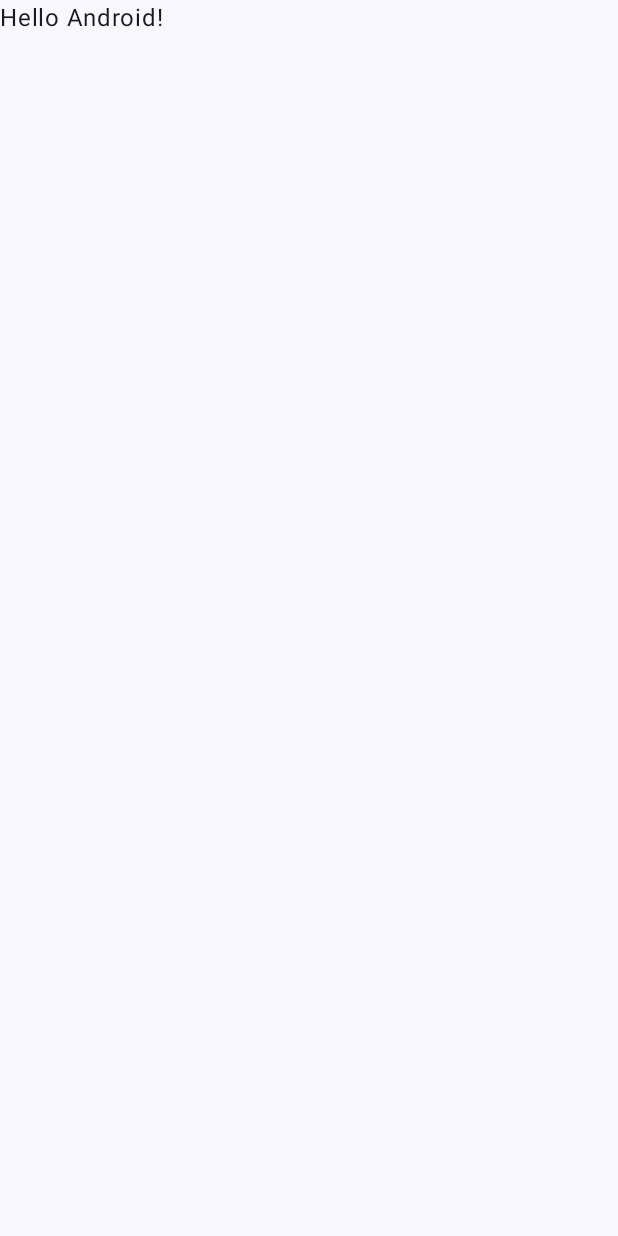
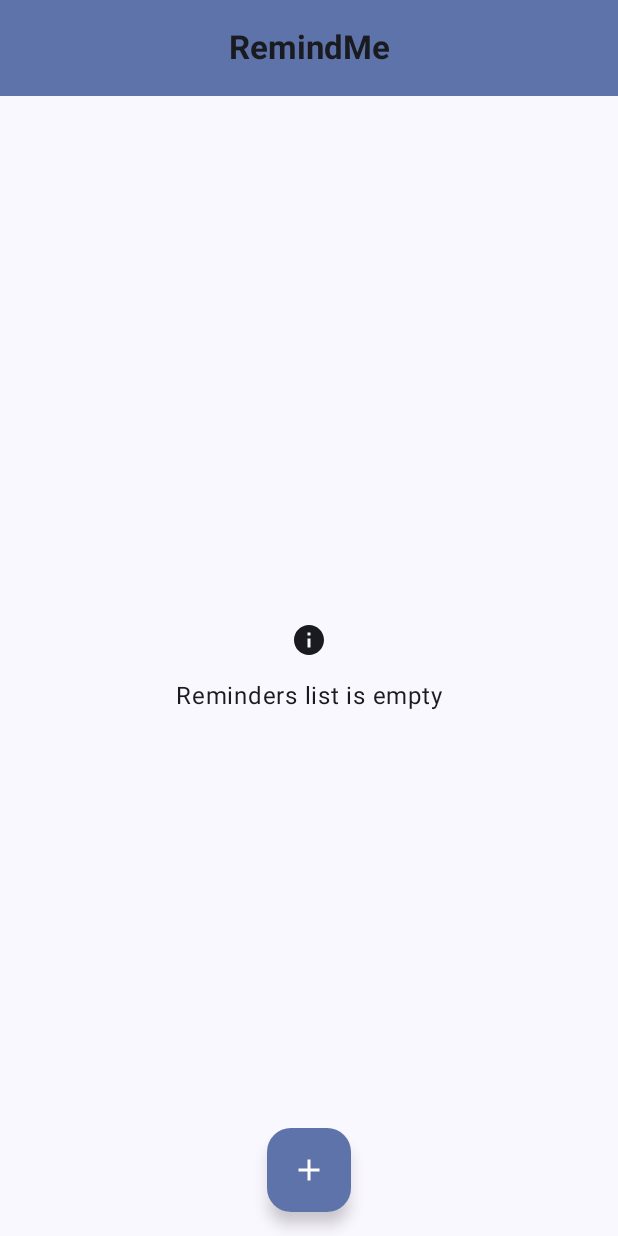
Before and after one commit to gzaber/RemindMe, an Android app built with Jetpack Compose: the screen it shows after launch (MainActivity), on a phone screen of 412 x 824 dp. Before the commit the screen is almost empty. Run offline under Robolectric (Android 15) with nearby library versions, the phone set to English and light mode, and no system bars; our stand-ins replace Room's generated code.

Commit message:
feat: create ui feature: reminders

```diff
--- a/app/build.gradle.kts
+++ b/app/build.gradle.kts
@@ -68,6 +68,7 @@ dependencies {
     annotationProcessor(libs.androidx.room.compiler)
     ksp(libs.androidx.room.compiler)
     implementation(libs.koin.android)
+    implementation(libs.koin.androidx.compose)
     implementation(libs.google.accompanist)
 
     testImplementation(libs.junit)
--- a/app/src/main/java/com/gzaber/remindme/App.kt
+++ b/app/src/main/java/com/gzaber/remindme/App.kt
@@ -2,6 +2,7 @@ package com.gzaber.remindme
 
 import android.app.Application
 import com.gzaber.remindme.di.dataModule
+import com.gzaber.remindme.di.viewModelModule
 import org.koin.android.ext.koin.androidContext
 import org.koin.core.context.startKoin
 
@@ -11,7 +12,7 @@ class App : Application() {
         super.onCreate()
         startKoin {
             androidContext(this@App)
-            modules(dataModule)
+            modules(dataModule, viewModelModule)
         }
     }
 }
--- a/app/src/main/java/com/gzaber/remindme/MainActivity.kt
+++ b/app/src/main/java/com/gzaber/remindme/MainActivity.kt
@@ -4,13 +4,7 @@ import android.os.Bundle
 import androidx.activity.ComponentActivity
 import androidx.activity.compose.setContent
 import androidx.activity.enableEdgeToEdge
-import androidx.compose.foundation.layout.fillMaxSize
-import androidx.compose.foundation.layout.padding
-import androidx.compose.material3.Scaffold
-import androidx.compose.material3.Text
-import androidx.compose.runtime.Composable
-import androidx.compose.ui.Modifier
-import androidx.compose.ui.tooling.preview.Preview
+import com.gzaber.remindme.ui.reminders.RemindersScreen
 import com.gzaber.remindme.ui.theme.RemindMeTheme
 
 class MainActivity : ComponentActivity() {
@@ -19,29 +13,8 @@ class MainActivity : ComponentActivity() {
         enableEdgeToEdge()
         setContent {
             RemindMeTheme {
-                Scaffold(modifier = Modifier.fillMaxSize()) { innerPadding ->
-                    Greeting(
-                        name = "Android",
-                        modifier = Modifier.padding(innerPadding)
-                    )
-                }
+                RemindersScreen()
             }
         }
     }
 }
-
-@Composable
-fun Greeting(name: String, modifier: Modifier = Modifier) {
-    Text(
-        text = "Hello $name!",
-        modifier = modifier
-    )
-}
-
-@Preview(showBackground = true)
-@Composable
-fun GreetingPreview() {
-    RemindMeTheme {
-        Greeting("Android")
-    }
-}
--- /dev/null
+++ b/app/src/main/java/com/gzaber/remindme/di/ViewModelModule.kt
@@ -0,0 +1,9 @@
+package com.gzaber.remindme.di
+
+import com.gzaber.remindme.ui.reminders.RemindersViewModel
+import org.koin.androidx.viewmodel.dsl.viewModel
+import org.koin.dsl.module
+
+val viewModelModule = module {
+    viewModel { RemindersViewModel(get()) }
+}
--- /dev/null
+++ b/app/src/main/java/com/gzaber/remindme/ui/reminders/RemindersScreen.kt
@@ -0,0 +1,80 @@
+package com.gzaber.remindme.ui.reminders
+
+import androidx.compose.material.icons.Icons
+import androidx.compose.material.icons.filled.Add
+import androidx.compose.material3.CenterAlignedTopAppBar
+import androidx.compose.material3.ExperimentalMaterial3Api
+import androidx.compose.material3.FabPosition
+import androidx.compose.material3.FloatingActionButton
+import androidx.compose.material3.Icon
+import androidx.compose.material3.MaterialTheme
+import androidx.compose.material3.Scaffold
+import androidx.compose.material3.SnackbarHost
+import androidx.compose.material3.SnackbarHostState
+import androidx.compose.material3.Text
+import androidx.compose.material3.TopAppBarDefaults
+import androidx.compose.runtime.Composable
+import androidx.compose.runtime.LaunchedEffect
+import androidx.compose.runtime.collectAsState
+import androidx.compose.runtime.getValue
+import androidx.compose.runtime.remember
+import androidx.compose.ui.res.stringResource
+import androidx.compose.ui.text.font.FontWeight
+import com.gzaber.remindme.R
+import com.gzaber.remindme.ui.reminders.composable.LoadingBox
+import com.gzaber.remindme.ui.reminders.composable.RemindersContent
+import org.koin.androidx.compose.koinViewModel
+
+@OptIn(ExperimentalMaterial3Api::class)
+@Composable
+fun RemindersScreen(
+    snackbarHostState: SnackbarHostState = remember { SnackbarHostState() },
+    viewModel: RemindersViewModel = koinViewModel()
+) {
+    val uiState by viewModel.uiState.collectAsState()
+
+    Scaffold(
+        snackbarHost = { SnackbarHost(hostState = snackbarHostState) },
+        topBar = {
+            CenterAlignedTopAppBar(
+                title = {
+                    Text(
+                        text = stringResource(R.string.app_name),
+                        fontWeight = FontWeight.Bold
+                    )
+                },
+                colors = TopAppBarDefaults.topAppBarColors(
+                    containerColor = MaterialTheme.colorScheme.primaryContainer
+                )
+            )
+        },
+        floatingActionButton = {
+            FloatingActionButton(
+                onClick = {}
+            ) {
+                Icon(
+                    Icons.Default.Add,
+                    contentDescription = stringResource(R.string.fab_content_description)
+                )
+            }
+        },
+        floatingActionButtonPosition = FabPosition.Center
+    )
+    { contentPadding ->
+        if (uiState.isLoading) {
+            LoadingBox(contentPadding = contentPadding)
+        } else {
+            RemindersContent(
+                reminders = uiState.reminders,
+                contentPadding = contentPadding
+            )
+        }
+
+        if (uiState.isError) {
+            val errorMessage = stringResource(R.string.error_message)
+            LaunchedEffect(errorMessage) {
+                snackbarHostState.showSnackbar(errorMessage)
+            }
+        }
+    }
+}
--- /dev/null
+++ b/app/src/main/java/com/gzaber/remindme/ui/reminders/RemindersViewModel.kt
@@ -0,0 +1,46 @@
+package com.gzaber.remindme.ui.reminders
+
+import androidx.lifecycle.ViewModel
+import androidx.lifecycle.viewModelScope
+import com.gzaber.remindme.data.repository.RemindersRepository
+import com.gzaber.remindme.ui.reminders.model.UiReminder
+import com.gzaber.remindme.ui.reminders.model.toUiModel
+import kotlinx.coroutines.flow.MutableStateFlow
+import kotlinx.coroutines.flow.asStateFlow
+import kotlinx.coroutines.flow.catch
+import kotlinx.coroutines.flow.update
+import kotlinx.coroutines.launch
+
+data class RemindersUiState(
+    val reminders: List<UiReminder> = emptyList(),
+    val isLoading: Boolean = false,
+    val isError: Boolean = false,
+)
+
+class RemindersViewModel(
+    private val remindersRepository: RemindersRepository
+) : ViewModel() {
+
+    private val _uiState = MutableStateFlow(RemindersUiState(isLoading = true))
+    val uiState = _uiState.asStateFlow()
+
+    init {
+        viewModelScope.launch {
+            remindersRepository.observeAll()
+                .catch { _ ->
+                    _uiState.update {
+                        it.copy(isError = true)
+                    }
+                }
+                .collect { reminders ->
+                    _uiState.update {
+                        it.copy(
+                            isLoading = false,
+                            isError = false,
+                            reminders = reminders.map { reminder -> reminder.toUiModel() }
+                        )
+                    }
+                }
+        }
+    }
+}
--- /dev/null
+++ b/app/src/main/java/com/gzaber/remindme/ui/reminders/composable/EmptyListInfo.kt
@@ -0,0 +1,58 @@
+package com.gzaber.remindme.ui.reminders.composable
+
+import androidx.compose.foundation.layout.Arrangement
+import androidx.compose.foundation.layout.Column
+import androidx.compose.foundation.layout.PaddingValues
+import androidx.compose.foundation.layout.fillMaxSize
+import androidx.compose.foundation.layout.padding
+import androidx.compose.material.icons.Icons
+import androidx.compose.material.icons.filled.Info
+import androidx.compose.material3.Icon
+import androidx.compose.material3.MaterialTheme
+import androidx.compose.material3.Text
+import androidx.compose.runtime.Composable
+import androidx.compose.ui.Alignment
+import androidx.compose.ui.Modifier
+import androidx.compose.ui.graphics.vector.ImageVector
+import androidx.compose.ui.res.stringResource
+import androidx.compose.ui.tooling.preview.Preview
+import androidx.compose.ui.unit.dp
+import com.gzaber.remindme.R
+import com.gzaber.remindme.ui.theme.RemindMeTheme
+
+@Composable
+fun EmptyListInfo(
+    contentPadding: PaddingValues,
+    modifier: Modifier = Modifier,
+    infoIcon: ImageVector = Icons.Filled.Info,
+    infoIconContentDescription: String = stringResource(R.string.info_icon_content_description),
+    infoText: String = stringResource(R.string.empty_reminders_list_info)
+) {
+    Column(
+        modifier = modifier
+            .padding(contentPadding)
+            .fillMaxSize(),
+        verticalArrangement = Arrangement.Center,
+        horizontalAlignment = Alignment.CenterHorizontally
+    ) {
+        Icon(
+            infoIcon,
+            contentDescription = infoIconContentDescription,
+            modifier = Modifier.padding(bottom = 16.dp)
+        )
+        Text(
+            text = infoText,
+            style = MaterialTheme.typography.bodyLarge
+        )
+    }
+}
+
+@Preview
+@Composable
+private fun EmptyListInfoPreview() {
+    RemindMeTheme {
+        EmptyListInfo(
+            contentPadding = PaddingValues(16.dp)
+        )
+    }
+}
--- a/app/src/main/res/values/strings.xml
+++ b/app/src/main/res/values/strings.xml
@@ -1,3 +1,7 @@
 <resources>
     <string name="app_name">RemindMe</string>
+    <string name="error_message">Something went wrong</string>
+    <string name="empty_reminders_list_info">Reminders list is empty</string>
+    <string name="info_icon_content_description">Info icon</string>
+    <string name="fab_content_description">Floating action button</string>
 </resources>
--- a/gradle/libs.versions.toml
+++ b/gradle/libs.versions.toml
@@ -35,6 +35,7 @@ androidx-room-runtime = { group = "androidx.room", name = "room-runtime", versio
 androidx-room-compiler = { group = "androidx.room", name = "room-compiler", version.ref = "room" }
 androidx-room-ktx = { group = "androidx.room", name = "room-ktx", version.ref = "room" }
 koin-android = { group = "io.insert-koin", name = "koin-android", version.ref = "koin" }
+koin-androidx-compose = { group = "io.insert-koin", name = "koin-androidx-compose", version.ref = "koin" }
 google-accompanist = { group = "com.google.accompanist", name = "accompanist-permissions", version.ref = "accompanist" }
 
 [plugins]
```
Also changed, not shown: app/src/main/java/com/gzaber/remindme/ui/reminders/composable/LoadingBox.kt (added, +31 -0 lines), app/src/main/java/com/gzaber/remindme/ui/reminders/composable/ReminderListItem.kt (added, +79 -0 lines), app/src/main/java/com/gzaber/remindme/ui/reminders/composable/RemindersContent.kt (added, +77 -0 lines), app/src/main/java/com/gzaber/remindme/ui/reminders/model/ModelMappingExt.kt (added, +23 -0 lines), app/src/main/java/com/gzaber/remindme/ui/reminders/model/UiReminder.kt (added, +10 -0 lines).
